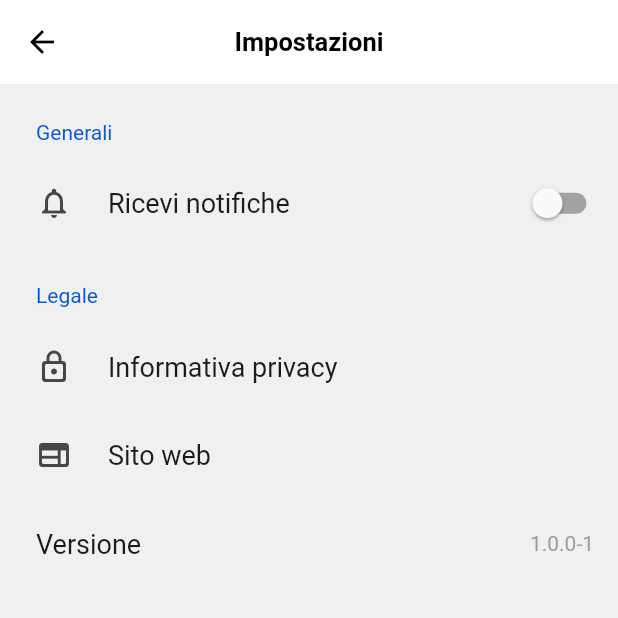
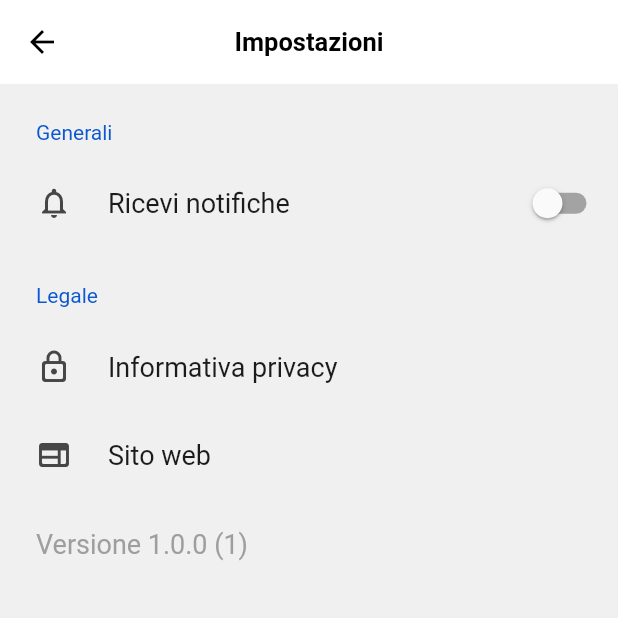
Before and after one commit to federico2390/assistiamotesupplier, a Flutter app: the Central screen opened directly, after a tap on "Invia richiesta", after a tap on the "settings" icon, on a phone screen of 412 x 824 dp, the top half of it. Run offline on Flutter 3.47's test engine with Material 2 defaults, Android fonts, the phone set to English and light mode, and no system bars; drawn by our look-alikes of settings_ui; our stand-ins replace dio, firebase_core, firebase_messaging, flutter_local_notifications, hive, hive_flutter and 6 more; missing offline and left inert: flutter_app_badger, flutter_inappwebview, status_alert; accounts and stored records are empty; statements that could not run were skipped.

```diff
--- a/lib/configs/const.dart
+++ b/lib/configs/const.dart
@@ -11,8 +11,8 @@ class AppConst {
   static const Map<String, String> accountingItems = {
     'Fatture': '$serviceBase/Contabilita/Fatture',
     'Consuntivo': '$serviceBase/Contabilita/ComparazionePreventivoConsuntivo',
-    'Rate Personali': '$serviceBase/Rate/SituazionePersonale',
-    'Rate Inquilini': '$serviceBase/Rate/SituazioneInquilini',
+    // 'Rate Personali': '$serviceBase/Rate/SituazionePersonale',
+    // 'Rate Inquilini': '$serviceBase/Rate/SituazioneInquilini',
   };
 
   /// Setting
--- a/lib/globals/button.dart
+++ b/lib/globals/button.dart
@@ -8,7 +8,7 @@ class Button extends StatelessWidget {
   const Button({
     super.key,
     this.color,
-    this.text,
+    this.text = '',
     this.icon,
     this.onPressed,
     this.accounting = false,
@@ -22,15 +22,13 @@ class Button extends StatelessWidget {
 
   @override
   Widget build(BuildContext context) {
-    return Platform.isAndroid
+    return SizedBox(
+      height: 44,
+      child: Platform.isAndroid
           ? TextButton(
               style: TextButton.styleFrom(
                 backgroundColor: color ?? AppColors.primaryColor,
-              padding: accounting == true
-                  ? const EdgeInsets.symmetric(horizontal: 8)
-                  : icon != null
-                      ? EdgeInsets.zero
-                      : null,
+                padding: const EdgeInsets.symmetric(horizontal: 8),
               ),
               onPressed: onPressed,
               child: icon ??
@@ -47,11 +45,7 @@ class Button extends StatelessWidget {
           : CupertinoButton(
               color: color ?? AppColors.primaryColor,
               onPressed: onPressed,
-            padding: accounting == true
-                ? const EdgeInsets.symmetric(horizontal: 8)
-                : icon != null
-                    ? EdgeInsets.zero
-                    : null,
+              padding: const EdgeInsets.symmetric(horizontal: 8),
               child: icon ??
                   Text(
                     text!,
@@ -62,6 +56,7 @@ class Button extends StatelessWidget {
                       fontSize: accounting == true ? 12 : 15,
                     ),
                   ),
+            ),
     );
   }
 }
--- a/lib/screens/setting/setting_page.dart
+++ b/lib/screens/setting/setting_page.dart
@@ -21,7 +21,7 @@ class SettingPage extends StatefulWidget {
 class _SettingPageState extends State<SettingPage> {
   Future<String> getAppVersion() async {
     PackageInfo packageInfo = await PackageInfo.fromPlatform();
-    return '${packageInfo.version}-${packageInfo.buildNumber}';
+    return '${packageInfo.version} (${packageInfo.buildNumber})';
   }
 
   @override
@@ -33,9 +33,9 @@ class _SettingPageState extends State<SettingPage> {
       child: Scaffold(
         appBar: appBar(context),
         body: SettingsList(
-          applicationType: ApplicationType.both,
           sections: [
             SettingsSection(
+              margin: EdgeInsetsDirectional.zero,
               title: const Text('Generali'),
               tiles: <SettingsTile>[
                 SettingsTile.switchTile(
@@ -53,6 +53,7 @@ class _SettingPageState extends State<SettingPage> {
               ],
             ),
             SettingsSection(
+              margin: EdgeInsetsDirectional.zero,
               title: const Text('Legale'),
               tiles: <SettingsTile>[
                 SettingsTile.navigation(
@@ -72,17 +73,25 @@ class _SettingPageState extends State<SettingPage> {
               ],
             ),
             SettingsSection(
+              margin: EdgeInsetsDirectional.zero,
               tiles: <SettingsTile>[
                 SettingsTile(
                   enabled: false,
-                  title: const Text('Versione'),
-                  trailing: FutureBuilder(
-                    future: getAppVersion(),
-                    builder: (BuildContext context,
-                            AsyncSnapshot<String> snapshot) =>
-                        Text(snapshot.hasData ? snapshot.data! : 'Non trovata',
-                            style: TextStyle(color: AppColors.secondaryColor)),
-                  ),
+                  title: FutureBuilder(
+                      future: getAppVersion(),
+                      builder: (BuildContext context,
+                          AsyncSnapshot<String> snapshot) {
+                        if (snapshot.hasData && snapshot.data!.isNotEmpty) {
+                          return Text(
+                            'Versione ${snapshot.data!}',
+                            style: TextStyle(color: AppColors.secondaryColor),
+                          );
+                        }
+                        return Text(
+                          '',
+                          style: TextStyle(color: AppColors.secondaryColor),
+                        );
+                      }),
                 ),
               ],
             ),
```
Also changed, not shown: lib/screens/accounting/widgets/top_bar.dart (+19 -16 lines). Lines whose indentation alone changed are shown as unchanged.
